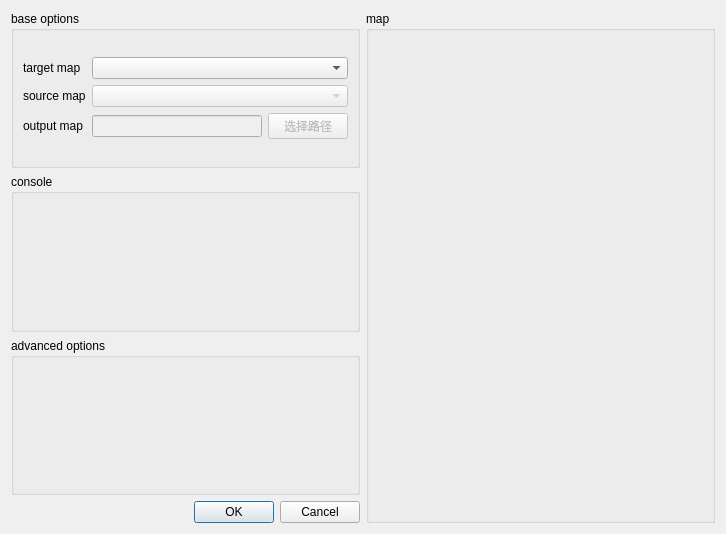
Old version of the form improved_ICP_dialog_base.ui in the repository tang-xy/ImprovedICP.
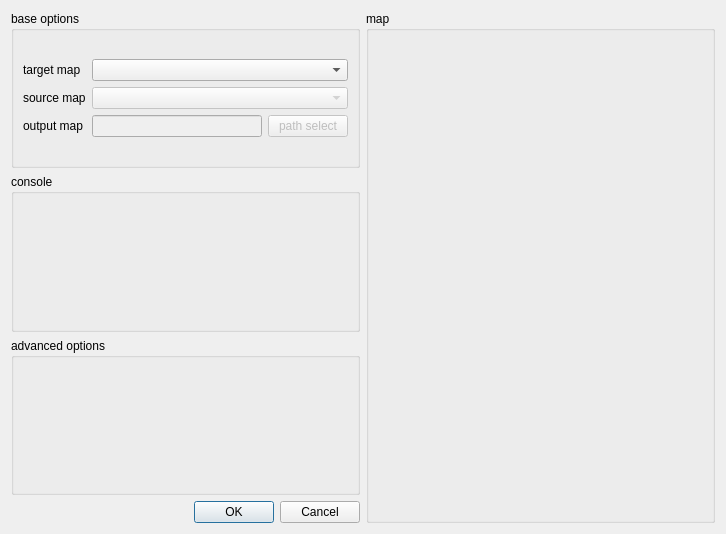
New version of the form.

Commit message: 实现显示图片

What changed in the file:
```diff
--- a/improved_ICP_dialog_base.ui
+++ b/improved_ICP_dialog_base.ui
@@ -61,7 +61,7 @@
              <bool>false</bool>
             </property>
             <property name="text">
-             <string>选择路径</string>
+             <string>path select</string>
             </property>
            </widget>
           </item>
```
Left out of the diff: 16 changed lines with no effect on the pictures. The commit also changes 2 other files.
